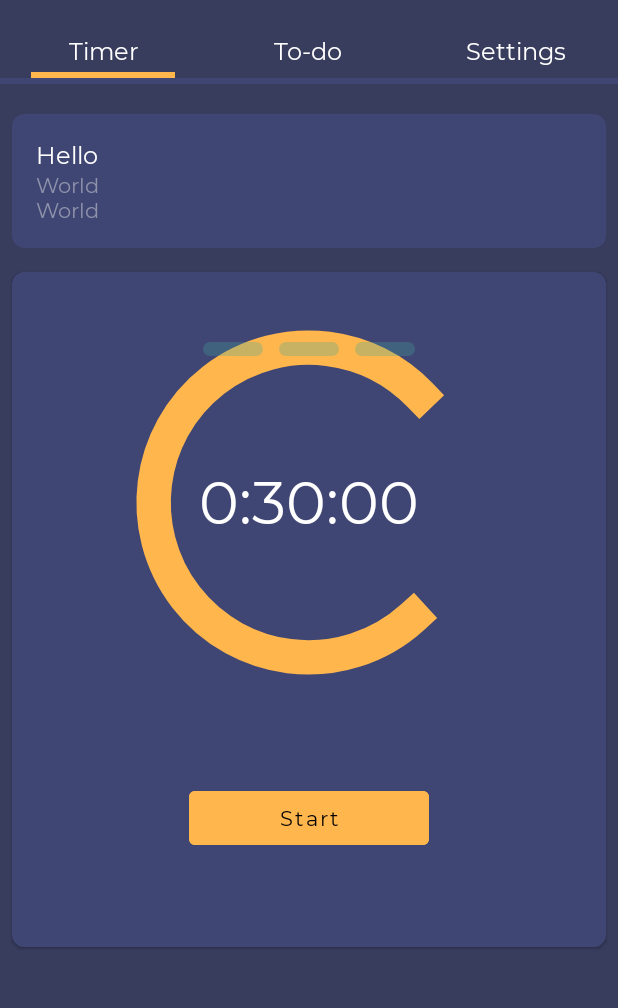
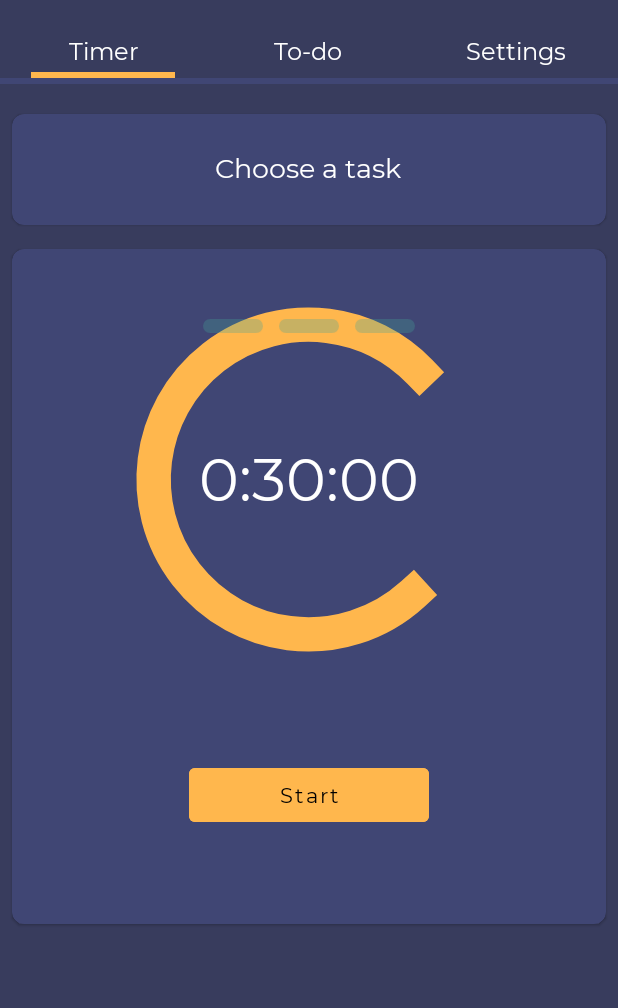
Before and after one commit to Ericwhh/Beproductiv, an Android app: the screen it shows after launch (HomeActivity), on a phone screen of 412 x 824 dp, the part 74-1082 px from its top. Run offline under Robolectric (Android 15) with nearby library versions, the phone set to English and light mode, and no system bars; our stand-ins replace Room's generated code; libraries missing offline, so code that uses them is left out: com.github.florent37.materialviewpager, com.mikhaellopez.circularprogressbar; plain views replace CircularProgressBar; 4 statements that could not run were skipped.

Commit message:
Selected Task feature is functional

```diff
--- a/app/src/main/java/ca/bcit/beproductiv/HomeActivity.java
+++ b/app/src/main/java/ca/bcit/beproductiv/HomeActivity.java
@@ -52,7 +52,6 @@ public class HomeActivity extends AppCompatActivity {
 
 
     }
-
     public static class SectionsPageAdapter extends FragmentPagerAdapter {
         public SectionsPageAdapter(FragmentManager fm) {
             super(fm);
--- a/app/src/main/java/ca/bcit/beproductiv/Tabs/TimerFragment.java
+++ b/app/src/main/java/ca/bcit/beproductiv/Tabs/TimerFragment.java
@@ -1,15 +1,20 @@
+
+
 package ca.bcit.beproductiv.Tabs;
 
 import android.app.Service;
 import android.content.Context;
 import android.content.Intent;
 import android.content.SharedPreferences;
+import android.os.AsyncTask;
 import android.os.Bundle;
 
 import androidx.annotation.Nullable;
 import androidx.fragment.app.Fragment;
+import androidx.lifecycle.LiveData;
 import androidx.lifecycle.Observer;
 import androidx.preference.PreferenceManager;
+import androidx.viewpager.widget.ViewPager;
 
 import android.os.CountDownTimer;
 import android.os.Handler;
@@ -20,12 +25,17 @@ import android.view.View;
 import android.view.ViewGroup;
 import android.widget.Button;
 import android.widget.ImageView;
+import android.widget.LinearLayout;
 import android.widget.ProgressBar;
 import android.widget.TextView;
 import android.widget.Toast;
 
+import com.google.android.material.button.MaterialButton;
+import com.google.android.material.card.MaterialCardView;
 import com.mikhaellopez.circularprogressbar.CircularProgressBar;
 
+import java.lang.ref.WeakReference;
+import java.util.List;
 import java.util.Locale;
 import java.util.concurrent.ExecutionException;
 import java.util.logging.XMLFormatter;
@@ -33,6 +43,7 @@ import java.util.logging.XMLFormatter;
 import ca.bcit.beproductiv.Database.AppDatabase;
 import ca.bcit.beproductiv.Database.TimerData;
 import ca.bcit.beproductiv.Database.TimerDataDao;
+import ca.bcit.beproductiv.Database.TodoItem;
 import ca.bcit.beproductiv.IntervalState;
 import ca.bcit.beproductiv.R;
 import ca.bcit.beproductiv.TimerState;
@@ -54,6 +65,13 @@ public class TimerFragment extends Fragment {
 
     private String timeViewText;
     private TextView timeView;
+    private TextView selectedTaskName;
+    private TextView selectedTaskDesc;
+    private LinearLayout selectedTaskLayout;
+    private MaterialCardView selectedTaskCardView;
+    private MaterialButton removeSelectedTaskButton;
+    private TextView selectAClassText;
+    private ViewPager viewPager;
 
     private AppDatabase appDatabase;
 
@@ -84,12 +102,19 @@ public class TimerFragment extends Fragment {
     }
 
     @Override
-    public View onCreateView(LayoutInflater inflater, ViewGroup container,
+    public View onCreateView(final LayoutInflater inflater, ViewGroup container,
                              Bundle savedInstanceState) {
         // Inflate the layout for this fragment
         root = inflater.inflate(R.layout.fragment_timer, container, false);
         timeView = root.findViewById(R.id.timeRemaining);
+        selectedTaskName = root.findViewById(R.id.todo_name);
+        selectedTaskDesc = root.findViewById(R.id.todo_description);
+        selectedTaskCardView = root.findViewById(R.id.card_view);
+        selectedTaskLayout = root.findViewById(R.id.selectedTaskLayout);
+        removeSelectedTaskButton = root.findViewById(R.id.btnRemoveSelectedTask);
+        selectAClassText = root.findViewById(R.id.selectATask);
 
+        viewPager = getActivity().findViewById(R.id.pager);
         if(timerState == TimerState.Stopped) resetTimerValues();
         updateCircleProgress();
         updateViewTimeRemaining();
@@ -98,17 +123,44 @@ public class TimerFragment extends Fragment {
         updateButtons();
         updateIntervalCheckMarks();
 
-        TimerDataDao timerDataDao = appDatabase.getTimerDataDao();
+        final TimerDataDao timerDataDao = appDatabase.getTimerDataDao();
         timerDataDao.getTodoItemUID().observe(getViewLifecycleOwner(), new Observer<Integer>() {
             @Override
             public void onChanged(Integer integer) {
-                System.out.println("Todo updated...");
-                System.out.println(integer);
+                AppDatabase db = AppDatabase.getInstance(getContext());
+                if(integer != -1){
+                    TodoItem selectedTask = db.getTaskDao().findByUID(integer);
+                    System.out.println("Selected UID: " + integer + "task name " + selectedTask.name);
+                    selectedTaskName.setText(selectedTask.name);
+                    selectedTaskDesc.setText(selectedTask.description);
+                    selectedTaskCardView.setOnClickListener(null);
+                    selectAClassText.setVisibility(View.GONE);
+                    selectedTaskLayout.setVisibility(View.VISIBLE);
+                } else {
+                    selectedTaskLayout.setVisibility(View.GONE);
+                    selectAClassText.setVisibility(View.VISIBLE);
+                    selectedTaskCardView.setOnClickListener(new View.OnClickListener() {
+                        @Override
+                        public void onClick(View v) {
+                            viewPager.setCurrentItem(1);
+                        }
+                    });
+
+                }
+
+            }
+        });
+        removeSelectedTaskButton.setOnClickListener(new View.OnClickListener() {
+            @Override
+            public void onClick(View view) {
+                timerDataDao.setTodoItemUID(-1);
             }
         });
 
+
         return root;
     }
+
 
     private void startTimer(){
         circularProgressBar.setProgressMax((int)(timerTime * MagicTimerRatio));
--- a/app/src/main/java/ca/bcit/beproductiv/Tabs/TodoFragment.java
+++ b/app/src/main/java/ca/bcit/beproductiv/Tabs/TodoFragment.java
@@ -1,6 +1,7 @@
 package ca.bcit.beproductiv.Tabs;
 
 import android.app.Application;
+import android.app.TabActivity;
 import android.content.Context;
 import android.content.Intent;
 import android.graphics.drawable.Drawable;
@@ -26,6 +27,7 @@ import androidx.recyclerview.widget.RecyclerView;
 import androidx.transition.AutoTransition;
 import androidx.transition.Fade;
 import androidx.transition.TransitionManager;
+import androidx.viewpager.widget.ViewPager;
 
 import android.util.DisplayMetrics;
 import android.util.Log;
@@ -49,11 +51,11 @@ import ca.bcit.beproductiv.Database.AppDatabase;
 import ca.bcit.beproductiv.Database.Async.RemoveTodoItemsAsync;
 import ca.bcit.beproductiv.Database.Async.SetTimerTodoAsync;
 import ca.bcit.beproductiv.Database.TodoItem;
+import ca.bcit.beproductiv.HomeActivity;
 import ca.bcit.beproductiv.R;
 import ca.bcit.beproductiv.TodoItemForm;
 
 public class TodoFragment extends Fragment {
-
     public TodoFragment() {
         // Required empty public constructor
     }
@@ -71,14 +73,19 @@ public class TodoFragment extends Fragment {
         RecyclerView contRecycler = root.findViewById(R.id.my_recycler);
         LiveData<List<TodoItem>> myTodoItems;
 
+        ViewPager viewPager = getActivity().findViewById(R.id.pager);
+
         try {
             myTodoItems = new GetTodoItemsAsync(getContext()).execute().get();
         } catch (ExecutionException | InterruptedException e) {
             myTodoItems = null;
             e.printStackTrace();
         }
-
-        final TodoCardsAdapter todoCardsAdapter = new TodoCardsAdapter(new ArrayList<TodoItem>(), contRecycler);
+        ViewPager pager = root.findViewById(R.id.pager);
+        if(pager != null){
+            pager.setCurrentItem(0);
+        }
+        final TodoCardsAdapter todoCardsAdapter = new TodoCardsAdapter(new ArrayList<TodoItem>(), contRecycler, viewPager);
         contRecycler.setAdapter(todoCardsAdapter);
 
         myTodoItems.observe(getViewLifecycleOwner(), new Observer<List<TodoItem>>() {
@@ -126,7 +133,8 @@ public class TodoFragment extends Fragment {
     {
         private ArrayList<TodoItem> _todoItems;
         private int _expandedPosition;
-        private RecyclerView _rootRecyclerView;
+        private final RecyclerView _rootRecyclerView;
+        private ViewPager _viewPager;
 
         public static class ViewHolder extends RecyclerView.ViewHolder {
             private final MaterialCardView cardView;
@@ -153,10 +161,11 @@ public class TodoFragment extends Fragment {
             }
         }
 
-        public TodoCardsAdapter(List<TodoItem> todoItems, RecyclerView recyclerView) {
+        public TodoCardsAdapter(List<TodoItem> todoItems, RecyclerView recyclerView, ViewPager viewPager) {
             _todoItems = new ArrayList<>(todoItems);
             _expandedPosition = -1;
             _rootRecyclerView = recyclerView;
+            _viewPager = viewPager;
         }
 
         public void setTodoItems(List<TodoItem> todoItems) {
@@ -227,6 +236,7 @@ public class TodoFragment extends Fragment {
                 @Override
                 public void onClick(View view) {
                     new SetTimerTodoAsync(holder.cardView.getContext()).execute(_todoItems.get(position).uid);
+                    _viewPager.setCurrentItem(0);
                 }
             });
 
--- /dev/null
+++ b/app/src/main/res/drawable/ic_baseline_close_24.xml
@@ -0,0 +1,10 @@
+<vector xmlns:android="http://schemas.android.com/apk/res/android"
+    android:width="24dp"
+    android:height="24dp"
+    android:viewportWidth="24"
+    android:viewportHeight="24"
+    android:tint="?attr/colorControlNormal">
+  <path
+      android:fillColor="@android:color/white"
+      android:pathData="M19,6.41L17.59,5 12,10.59 6.41,5 5,6.41 10.59,12 5,17.59 6.41,19 12,13.41 17.59,19 19,17.59 13.41,12z"/>
+</vector>
--- a/app/src/main/res/layout/fragment_timer.xml
+++ b/app/src/main/res/layout/fragment_timer.xml
@@ -23,6 +23,33 @@
             app:shapeAppearance="@style/RoundedCorners">
             <LinearLayout
                 style="@style/CardLayout"
+                android:layout_width="match_parent"
+                android:layout_height="match_parent"
+                android:minHeight="72dp"
+                android:orientation="horizontal"
+                android:gravity="center">
+
+                <TextView
+                    android:id="@+id/selectATask"
+                    android:layout_width="wrap_content"
+                    android:layout_height="wrap_content"
+                    android:text="@string/choose_a_task"
+                    android:textSize="18sp"
+                    />
+            </LinearLayout>
+
+            <LinearLayout
+                android:id="@+id/selectedTaskLayout"
+                android:layout_width="match_parent"
+                android:layout_height="wrap_content"
+                android:orientation="horizontal"
+                style="@style/CardLayout"
+                android:visibility="gone">
+
+                <LinearLayout
+                    android:layout_width="0dp"
+                    android:layout_weight="1"
+                    android:layout_height="wrap_content"
                     android:orientation="vertical">
                     <TextView
                         android:id="@+id/todo_name"
@@ -34,8 +61,25 @@
                         android:text="World\nWorld"
                         style="@style/CardSubHeader"
                         tool:text="World\nWorld" />
+
+                </LinearLayout>
+
+                <com.google.android.material.button.MaterialButton
+                    android:id="@+id/btnRemoveSelectedTask"
+                    android:layout_width="35dp"
+                    android:layout_height="wrap_content"
+                    android:background="@android:color/transparent"
+                    app:cornerRadius="10dp"
+                    app:icon="@drawable/ic_baseline_close_24"
+                    app:iconGravity="textStart"
+                    app:iconPadding="0dp"
+                    app:iconTint="@color/transparentWhite" />
+
+
+
             </LinearLayout>
         </com.google.android.material.card.MaterialCardView>
+
 
 
         <com.google.android.material.card.MaterialCardView
--- a/app/src/main/res/layout/fragment_todo_card.xml
+++ b/app/src/main/res/layout/fragment_todo_card.xml
@@ -63,7 +63,7 @@
                     android:textAllCaps="true"
                     app:cornerRadius="10dp"
                     android:textFontWeight="600"
-                    android:text="@string/label_start_timer" />
+                    android:text="@string/label_select_task" />
 
                 <com.google.android.material.button.MaterialButton
                     android:id="@+id/btnEditItem"
--- a/app/src/main/res/values/colors.xml
+++ b/app/src/main/res/values/colors.xml
@@ -9,4 +9,6 @@
     <color name="onBackgroundText">#ffffff</color>
 
     <color name="onPrimary">#000000</color>
+    <color name="transparentWhite">#beffffff</color>
+
 </resources>
--- a/app/src/main/res/values/strings.xml
+++ b/app/src/main/res/values/strings.xml
@@ -29,5 +29,6 @@
     <string name="pause">Pause</string>
     <string name="stop">Stop</string>
 
-    <string name="label_start_timer">Start timer</string>
+    <string name="label_select_task">Select Task</string>
+    <string name="choose_a_task">Choose a task</string>
 </resources>
```
Lines whose indentation alone changed are shown as unchanged.
